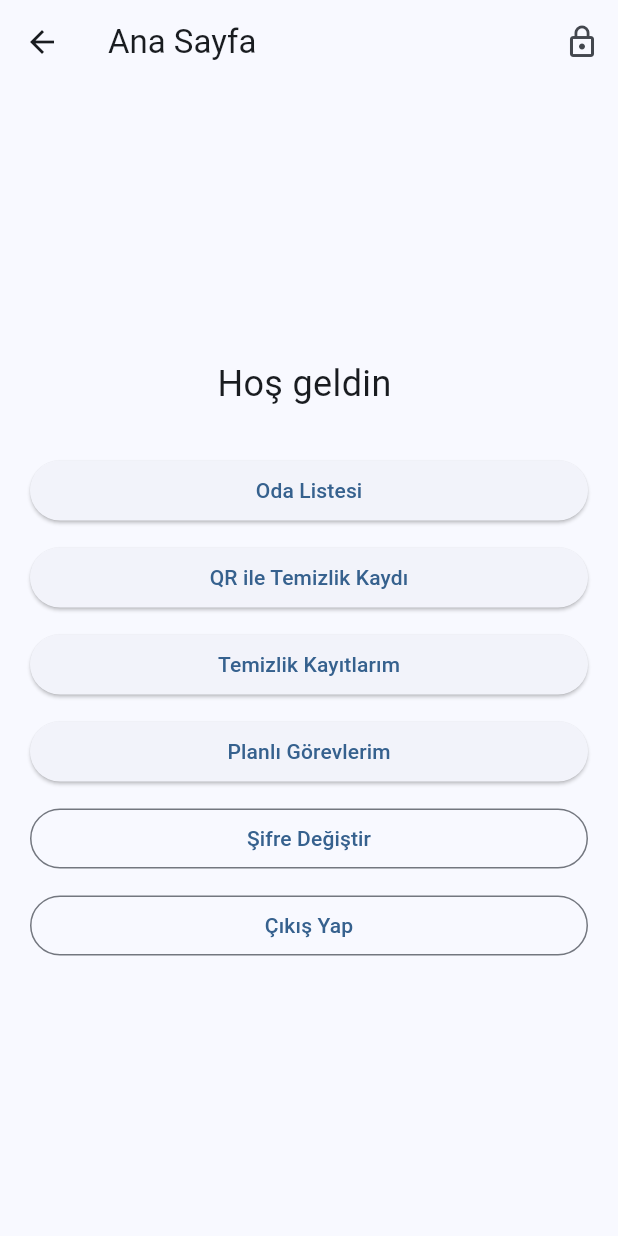
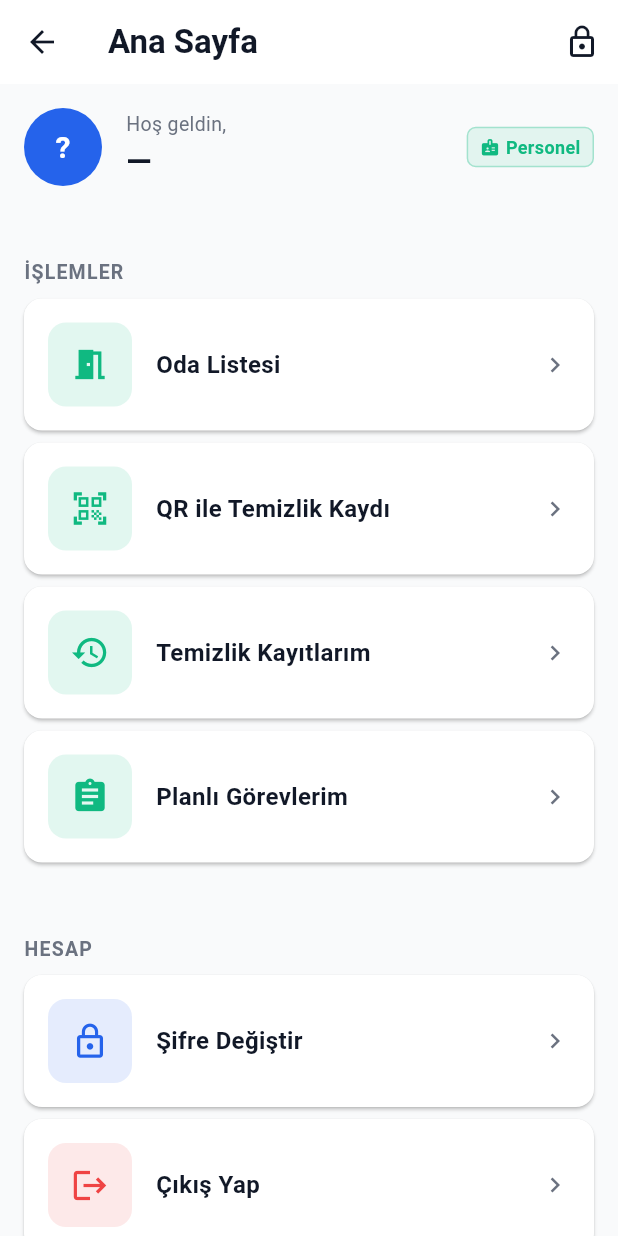
Before and after one commit to bahattinbober/university-cleaning-tracker, a Flutter app: the HomeScreen screen opened by its route, on a phone screen of 412 x 824 dp. Run offline on Flutter 3.47's test engine with Material 3 defaults, Android fonts, the phone set to English and light mode, and no system bars; our stand-ins replace image_picker, shared_preferences; missing offline and left inert: mobile_scanner; accounts and stored records are empty.

Commit message:
feat(ui): add design system and redesign home screen with menu cards

```diff
--- a/frontend/lib/main.dart
+++ b/frontend/lib/main.dart
@@ -1,4 +1,5 @@
 import 'package:flutter/material.dart';
+import 'theme/app_theme.dart';
 import 'screens/login_screen.dart';
 import 'screens/home_screen.dart';
 import 'screens/rooms_screen.dart';
@@ -42,7 +43,7 @@ class MyApp extends StatelessWidget {
         "/change-password": (context) => const ChangePasswordScreen(),
       },
 
-      theme: ThemeData(useMaterial3: true, colorSchemeSeed: Colors.blue),
+      theme: AppTheme.lightTheme,
     );
   }
 }
--- a/frontend/lib/screens/home_screen.dart
+++ b/frontend/lib/screens/home_screen.dart
@@ -1,17 +1,15 @@
 import 'package:flutter/material.dart';
 import 'package:shared_preferences/shared_preferences.dart';
+import '../theme/app_theme.dart';
+import '../widgets/menu_card.dart';
+import '../widgets/info_chip.dart';
 
 class HomeScreen extends StatelessWidget {
   const HomeScreen({super.key});
 
-  Future<String?> _getUserName() async {
+  Future<List<String?>> _loadUser() async {
     final prefs = await SharedPreferences.getInstance();
-    return prefs.getString("userName");
-  }
-
-  Future<String?> _getUserRole() async {
-    final prefs = await SharedPreferences.getInstance();
-    return prefs.getString("userRole");
+    return [prefs.getString('userName'), prefs.getString('userRole')];
   }
 
   Future<void> _logout(BuildContext context) async {
@@ -19,7 +17,6 @@ class HomeScreen extends StatelessWidget {
     await prefs.remove('token');
     await prefs.remove('userName');
     await prefs.remove('userRole');
-
     if (context.mounted) {
       Navigator.pushReplacementNamed(context, '/login');
     }
@@ -29,7 +26,7 @@ class HomeScreen extends StatelessWidget {
   Widget build(BuildContext context) {
     return Scaffold(
       appBar: AppBar(
-        title: const Text("Ana Sayfa"),
+        title: const Text('Ana Sayfa'),
         actions: [
           IconButton(
             icon: const Icon(Icons.lock_outline),
@@ -38,156 +35,180 @@ class HomeScreen extends StatelessWidget {
           ),
         ],
       ),
-      body: FutureBuilder(
-        future: Future.wait([_getUserName(), _getUserRole()]),
+      body: FutureBuilder<List<String?>>(
+        future: _loadUser(),
         builder: (context, snapshot) {
-          String name = "";
-          String role = "";
-
-          if (snapshot.hasData) {
-            name = snapshot.data![0] ?? "";
-            role = snapshot.data![1] ?? "";
-          }
-
+          final name = snapshot.data?[0] ?? '';
+          final role = snapshot.data?[1] ?? '';
           final isAdmin = role == 'admin';
 
-          return Center(
-            child: Padding(
-              padding: const EdgeInsets.all(20),
-              child: Column(
-                mainAxisSize: MainAxisSize.min,
-                children: [
-                  Text(
-                    "Hoş geldin $name",
-                    style: const TextStyle(fontSize: 24),
-                  ),
-                  const SizedBox(height: 30),
-
-                  // Oda listesi
-                  SizedBox(
-                    width: double.infinity,
-                    child: ElevatedButton(
-                      onPressed: () {
-                        Navigator.pushNamed(context, '/rooms');
-                      },
-                      child: const Text('Oda Listesi'),
-                    ),
-                  ),
-                  const SizedBox(height: 10),
-
-                  // QR ile temizlik (personel + admin)
-                  SizedBox(
-                    width: double.infinity,
-                    child: ElevatedButton(
-                      onPressed: () {
-                        Navigator.pushNamed(context, '/qr-cleaning');
-                      },
-                      child: const Text('QR ile Temizlik Kaydı'),
-                    ),
-                  ),
-                  const SizedBox(height: 10),
-
-                  // Kendi kayıtlarım
-                  SizedBox(
-                    width: double.infinity,
-                    child: ElevatedButton(
-                      onPressed: () {
-                        Navigator.pushNamed(context, '/my-cleanings');
-                      },
-                      child: const Text('Temizlik Kayıtlarım'),
-                    ),
-                  ),
-                  const SizedBox(height: 10),
-                  SizedBox(
-                    width: double.infinity,
-                    child: ElevatedButton(
-                      onPressed: () {
-                        Navigator.pushNamed(context, '/my-scheduled-tasks');
-                      },
-                      child: const Text('Planlı Görevlerim'),
-                    ),
-                  ),
-                  const SizedBox(height: 10),
-
-                  // SADECE ADMIN butonları
-                  if (isAdmin) ...[
-                    SizedBox(
-                      width: double.infinity,
-                  child: ElevatedButton(
-                    onPressed: () {
-                       Navigator.pushNamed(context, '/admin-scheduled-task');
-                   },
-                            child: const Text('Planlı Görev Oluştur'),
-                      ),
-                       ),
-                     const SizedBox(height: 10),
-                    SizedBox(
-                      width: double.infinity,
-                      child: ElevatedButton(
-                        onPressed: () {
-                          Navigator.pushNamed(context, '/admin-weekly-kpi');
-                        },
-                        child: const Text('Haftalık KPI Karşılaştırması'),
-                      ),
-                    ),
-                    const SizedBox(height: 10),
-                    SizedBox(
-                      width: double.infinity,
-                      child: ElevatedButton(
-                        onPressed: () {
-                          Navigator.pushNamed(context, '/admin-pending-users');
-                        },
-                        child: const Text('Onay Bekleyen Kullanıcılar'),
-                      ),
-                    ),
-                    const SizedBox(height: 10),
-                    SizedBox(
-                      width: double.infinity,
-                      child: ElevatedButton(
-                        onPressed: () {
-                          Navigator.pushNamed(context, '/admin-all-cleanings');
-                        },
-                        child: const Text('Tüm Temizlik Kayıtları (Admin)'),
-                      ),
-                    ),
-                    const SizedBox(height: 10),
-                    SizedBox(
-                      width: double.infinity,
-                      child: ElevatedButton(
-                        onPressed: () {
-                          Navigator.pushNamed(context, '/admin-users');
-                        },
-                        child: const Text('Tüm Kullanıcılar (Admin)'),
-                      ),
-                    ),
-                    const SizedBox(height: 10),
-                  ],
-
-                  // Şifre değiştir
-                  SizedBox(
-                    width: double.infinity,
-                    child: OutlinedButton(
-                      onPressed: () =>
-                          Navigator.pushNamed(context, '/change-password'),
-                      child: const Text('Şifre Değiştir'),
-                    ),
-                  ),
-                  const SizedBox(height: 10),
-
-                  // Çıkış
-                  SizedBox(
-                    width: double.infinity,
-                    child: OutlinedButton(
-                      onPressed: () => _logout(context),
-                      child: const Text('Çıkış Yap'),
-                    ),
-                  ),
-                ],
-              ),
+          return SingleChildScrollView(
+            padding: const EdgeInsets.all(AppSpacing.md),
+            child: Column(
+              crossAxisAlignment: CrossAxisAlignment.start,
+              children: [
+                _WelcomeHeader(name: name, isAdmin: isAdmin),
+                const SizedBox(height: AppSpacing.lg),
+                if (isAdmin) ..._adminSections(context) else ..._staffSections(context),
+                _sectionHeader('HESAP'),
+                MenuCard(
+                  title: 'Şifre Değiştir',
+                  icon: Icons.lock_outline,
+                  color: AppColors.primary,
+                  onTap: () => Navigator.pushNamed(context, '/change-password'),
+                ),
+                const SizedBox(height: AppSpacing.sm),
+                MenuCard(
+                  title: 'Çıkış Yap',
+                  icon: Icons.logout,
+                  color: AppColors.error,
+                  onTap: () => _logout(context),
+                ),
+                const SizedBox(height: AppSpacing.md),
+              ],
             ),
           );
         },
       ),
     );
   }
+
+  List<Widget> _adminSections(BuildContext context) => [
+        _sectionHeader('YÖNETİM'),
+        MenuCard(
+          title: 'Onay Bekleyen Kullanıcılar',
+          icon: Icons.pending_actions,
+          color: AppColors.adminAccent,
+          subtitle: 'Yeni kayıtları onayla',
+          onTap: () => Navigator.pushNamed(context, '/admin-pending-users'),
+        ),
+        const SizedBox(height: AppSpacing.sm),
+        MenuCard(
+          title: 'Tüm Kullanıcılar',
+          icon: Icons.people,
+          color: AppColors.adminAccent,
+          onTap: () => Navigator.pushNamed(context, '/admin-users'),
+        ),
+        const SizedBox(height: AppSpacing.sm),
+        MenuCard(
+          title: 'Tüm Temizlik Kayıtları',
+          icon: Icons.cleaning_services,
+          color: AppColors.adminAccent,
+          onTap: () => Navigator.pushNamed(context, '/admin-all-cleanings'),
+        ),
+        const SizedBox(height: AppSpacing.sm),
+        MenuCard(
+          title: 'Haftalık KPI',
+          icon: Icons.bar_chart,
+          color: AppColors.adminAccent,
+          subtitle: 'Personel performansı',
+          onTap: () => Navigator.pushNamed(context, '/admin-weekly-kpi'),
+        ),
+        const SizedBox(height: AppSpacing.sm),
+        MenuCard(
+          title: 'Planlı Görev Oluştur',
+          icon: Icons.add_task,
+          color: AppColors.adminAccent,
+          onTap: () => Navigator.pushNamed(context, '/admin-scheduled-task'),
+        ),
+        const SizedBox(height: AppSpacing.lg),
+        _sectionHeader('PERSONEL İŞLEMLERİ'),
+        ..._staffCards(context),
+        const SizedBox(height: AppSpacing.lg),
+      ];
+
+  List<Widget> _staffSections(BuildContext context) => [
+        _sectionHeader('İŞLEMLER'),
+        ..._staffCards(context),
+        const SizedBox(height: AppSpacing.lg),
+      ];
+
+  List<Widget> _staffCards(BuildContext context) => [
+        MenuCard(
+          title: 'Oda Listesi',
+          icon: Icons.meeting_room,
+          color: AppColors.staffAccent,
+          onTap: () => Navigator.pushNamed(context, '/rooms'),
+        ),
+        const SizedBox(height: AppSpacing.sm),
+        MenuCard(
+          title: 'QR ile Temizlik Kaydı',
+          icon: Icons.qr_code_scanner,
+          color: AppColors.staffAccent,
+          onTap: () => Navigator.pushNamed(context, '/qr-cleaning'),
+        ),
+        const SizedBox(height: AppSpacing.sm),
+        MenuCard(
+          title: 'Temizlik Kayıtlarım',
+          icon: Icons.history,
+          color: AppColors.staffAccent,
+          onTap: () => Navigator.pushNamed(context, '/my-cleanings'),
+        ),
+        const SizedBox(height: AppSpacing.sm),
+        MenuCard(
+          title: 'Planlı Görevlerim',
+          icon: Icons.assignment,
+          color: AppColors.staffAccent,
+          onTap: () => Navigator.pushNamed(context, '/my-scheduled-tasks'),
+        ),
+      ];
+
+  Widget _sectionHeader(String label) => Padding(
+        padding: const EdgeInsets.only(top: AppSpacing.lg, bottom: AppSpacing.sm),
+        child: Text(
+          label,
+          style: AppTextStyles.caption.copyWith(
+            fontWeight: FontWeight.bold,
+            letterSpacing: 0.8,
+          ),
+        ),
+      );
 }
+
+class _WelcomeHeader extends StatelessWidget {
+  final String name;
+  final bool isAdmin;
+
+  const _WelcomeHeader({required this.name, required this.isAdmin});
+
+  @override
+  Widget build(BuildContext context) {
+    final initial = name.isNotEmpty ? name[0].toUpperCase() : '?';
+
+    return Row(
+      children: [
+        CircleAvatar(
+          radius: 26,
+          backgroundColor: AppColors.primary,
+          child: Text(
+            initial,
+            style: const TextStyle(
+              color: Colors.white,
+              fontSize: 20,
+              fontWeight: FontWeight.bold,
+            ),
+          ),
+        ),
+        const SizedBox(width: AppSpacing.md),
+        Expanded(
+          child: Column(
+            crossAxisAlignment: CrossAxisAlignment.start,
+            children: [
+              const Text('Hoş geldin,', style: AppTextStyles.caption),
+              Text(
+                name.isNotEmpty ? name : '—',
+                style: AppTextStyles.heading2,
+                overflow: TextOverflow.ellipsis,
+              ),
+            ],
+          ),
+        ),
+        InfoChip(
+          label: isAdmin ? 'Yönetici' : 'Personel',
+          color: isAdmin ? AppColors.adminAccent : AppColors.staffAccent,
+          icon: isAdmin ? Icons.admin_panel_settings : Icons.badge,
+        ),
+      ],
+    );
+  }
+}
--- /dev/null
+++ b/frontend/lib/theme/app_theme.dart
@@ -0,0 +1,147 @@
+import 'package:flutter/material.dart';
+
+class AppColors {
+  AppColors._();
+
+  static const Color primary = Color(0xFF2563EB);
+  static const Color primaryLight = Color(0xFF93C5FD);
+  static const Color adminAccent = Color(0xFF7C3AED);
+  static const Color staffAccent = Color(0xFF10B981);
+  static const Color background = Color(0xFFF9FAFB);
+  static const Color surface = Colors.white;
+  static const Color textPrimary = Color(0xFF111827);
+  static const Color textSecondary = Color(0xFF6B7280);
+  static const Color error = Color(0xFFEF4444);
+  static const Color success = Color(0xFF10B981);
+  static const Color warning = Color(0xFFF59E0B);
+}
+
+class AppTextStyles {
+  AppTextStyles._();
+
+  static const TextStyle heading1 = TextStyle(
+    fontSize: 28,
+    fontWeight: FontWeight.bold,
+    color: AppColors.textPrimary,
+  );
+
+  static const TextStyle heading2 = TextStyle(
+    fontSize: 22,
+    fontWeight: FontWeight.w600,
+    color: AppColors.textPrimary,
+  );
+
+  static const TextStyle body = TextStyle(
+    fontSize: 16,
+    fontWeight: FontWeight.normal,
+    color: AppColors.textPrimary,
+  );
+
+  static const TextStyle caption = TextStyle(
+    fontSize: 13,
+    fontWeight: FontWeight.normal,
+    color: AppColors.textSecondary,
+  );
+}
+
+class AppSpacing {
+  AppSpacing._();
+
+  static const double xs = 4;
+  static const double sm = 8;
+  static const double md = 16;
+  static const double lg = 24;
+  static const double xl = 32;
+}
+
+class AppTheme {
+  AppTheme._();
+
+  static ThemeData get lightTheme => ThemeData(
+        useMaterial3: true,
+        colorScheme: ColorScheme.fromSeed(
+          seedColor: AppColors.primary,
+          brightness: Brightness.light,
+          surface: AppColors.surface,
+          error: AppColors.error,
+        ),
+        scaffoldBackgroundColor: AppColors.background,
+        cardTheme: CardThemeData(
+          color: AppColors.surface,
+          elevation: 1,
+          shape: RoundedRectangleBorder(
+            borderRadius: BorderRadius.circular(12),
+          ),
+          margin: EdgeInsets.zero,
+        ),
+        appBarTheme: const AppBarTheme(
+          backgroundColor: AppColors.surface,
+          foregroundColor: AppColors.textPrimary,
+          elevation: 0,
+          scrolledUnderElevation: 1,
+          centerTitle: false,
+          titleTextStyle: AppTextStyles.heading2,
+        ),
+        elevatedButtonTheme: ElevatedButtonThemeData(
+          style: ElevatedButton.styleFrom(
+            backgroundColor: AppColors.primary,
+            foregroundColor: AppColors.surface,
+            elevation: 0,
+            padding: const EdgeInsets.symmetric(
+              horizontal: AppSpacing.lg,
+              vertical: AppSpacing.md,
+            ),
+            shape: RoundedRectangleBorder(
+              borderRadius: BorderRadius.circular(10),
+            ),
+            textStyle: const TextStyle(
+              fontSize: 16,
+              fontWeight: FontWeight.w600,
+            ),
+          ),
+        ),
+        outlinedButtonTheme: OutlinedButtonThemeData(
+          style: OutlinedButton.styleFrom(
+            foregroundColor: AppColors.primary,
+            side: const BorderSide(color: AppColors.primary),
+            padding: const EdgeInsets.symmetric(
+              horizontal: AppSpacing.lg,
+              vertical: AppSpacing.md,
+            ),
+            shape: RoundedRectangleBorder(
+              borderRadius: BorderRadius.circular(10),
+            ),
+          ),
+        ),
+        inputDecorationTheme: InputDecorationTheme(
+          filled: true,
+          fillColor: AppColors.surface,
+          contentPadding: const EdgeInsets.symmetric(
+            horizontal: AppSpacing.md,
+            vertical: AppSpacing.md,
+          ),
+          border: OutlineInputBorder(
+            borderRadius: BorderRadius.circular(10),
+            borderSide: const BorderSide(color: Color(0xFFE5E7EB)),
+          ),
+          enabledBorder: OutlineInputBorder(
+            borderRadius: BorderRadius.circular(10),
+            borderSide: const BorderSide(color: Color(0xFFE5E7EB)),
+          ),
+          focusedBorder: OutlineInputBorder(
+            borderRadius: BorderRadius.circular(10),
+            borderSide: const BorderSide(color: AppColors.primary, width: 2),
+          ),
+          errorBorder: OutlineInputBorder(
+            borderRadius: BorderRadius.circular(10),
+            borderSide: const BorderSide(color: AppColors.error),
+          ),
+          labelStyle: AppTextStyles.caption,
+        ),
+        dividerTheme: const DividerThemeData(
+          color: Color(0xFFE5E7EB),
+          thickness: 1,
+          space: 1,
+        ),
+      );
+}
--- /dev/null
+++ b/frontend/lib/widgets/empty_state.dart
@@ -0,0 +1,52 @@
+import 'package:flutter/material.dart';
+import '../theme/app_theme.dart';
+
+class EmptyState extends StatelessWidget {
+  final IconData icon;
+  final String title;
+  final String message;
+  final Widget? action;
+
+  const EmptyState({
+    super.key,
+    required this.icon,
+    required this.title,
+    required this.message,
+    this.action,
+  });
+
+  @override
+  Widget build(BuildContext context) {
+    return Center(
+      child: Padding(
+        padding: const EdgeInsets.all(AppSpacing.xl),
+        child: Column(
+          mainAxisSize: MainAxisSize.min,
+          children: [
+            Container(
+              width: 80,
+              height: 80,
+              decoration: BoxDecoration(
+                color: AppColors.textSecondary.withValues(alpha: 0.08),
+                shape: BoxShape.circle,
+              ),
+              child: Icon(icon, size: 40, color: AppColors.textSecondary),
+            ),
+            const SizedBox(height: AppSpacing.md),
+            Text(title, style: AppTextStyles.heading2, textAlign: TextAlign.center),
+            const SizedBox(height: AppSpacing.sm),
+            Text(
+              message,
+              style: AppTextStyles.caption,
+              textAlign: TextAlign.center,
+            ),
+            if (action != null) ...[
+              const SizedBox(height: AppSpacing.lg),
+              action!,
+            ],
+          ],
+        ),
+      ),
+    );
+  }
+}
--- /dev/null
+++ b/frontend/lib/widgets/info_chip.dart
@@ -0,0 +1,47 @@
+import 'package:flutter/material.dart';
+import '../theme/app_theme.dart';
+
+class InfoChip extends StatelessWidget {
+  final String label;
+  final Color color;
+  final IconData? icon;
+
+  const InfoChip({
+    super.key,
+    required this.label,
+    required this.color,
+    this.icon,
+  });
+
+  @override
+  Widget build(BuildContext context) {
+    return Container(
+      padding: const EdgeInsets.symmetric(
+        horizontal: AppSpacing.sm,
+        vertical: AppSpacing.xs,
+      ),
+      decoration: BoxDecoration(
+        color: color.withValues(alpha: 0.1),
+        borderRadius: BorderRadius.circular(6),
+        border: Border.all(color: color.withValues(alpha: 0.3)),
+      ),
+      child: Row(
+        mainAxisSize: MainAxisSize.min,
+        children: [
+          if (icon != null) ...[
+            Icon(icon, size: 13, color: color),
+            const SizedBox(width: AppSpacing.xs),
+          ],
+          Text(
+            label,
+            style: TextStyle(
+              fontSize: 12,
+              fontWeight: FontWeight.w600,
+              color: color,
+            ),
+          ),
+        ],
+      ),
+    );
+  }
+}
--- /dev/null
+++ b/frontend/lib/widgets/menu_card.dart
@@ -0,0 +1,61 @@
+import 'package:flutter/material.dart';
+import '../theme/app_theme.dart';
+
+class MenuCard extends StatelessWidget {
+  final String title;
+  final IconData icon;
+  final Color color;
+  final VoidCallback onTap;
+  final String? subtitle;
+
+  const MenuCard({
+    super.key,
+    required this.title,
+    required this.icon,
+    required this.color,
+    required this.onTap,
+    this.subtitle,
+  });
+
+  @override
+  Widget build(BuildContext context) {
+    return Card(
+      child: InkWell(
+        onTap: onTap,
+        borderRadius: BorderRadius.circular(12),
+        child: Padding(
+          padding: const EdgeInsets.all(AppSpacing.md),
+          child: Row(
+            children: [
+              Container(
+                width: 56,
+                height: 56,
+                decoration: BoxDecoration(
+                  color: color.withValues(alpha: 0.12),
+                  borderRadius: BorderRadius.circular(12),
+                ),
+                child: Icon(icon, color: color, size: 26),
+              ),
+              const SizedBox(width: AppSpacing.md),
+              Expanded(
+                child: Column(
+                  crossAxisAlignment: CrossAxisAlignment.start,
+                  mainAxisSize: MainAxisSize.min,
+                  children: [
+                    Text(title, style: AppTextStyles.body.copyWith(fontWeight: FontWeight.w600)),
+                    if (subtitle != null) ...[
+                      const SizedBox(height: AppSpacing.xs),
+                      Text(subtitle!, style: AppTextStyles.caption),
+                    ],
+                  ],
+                ),
+              ),
+              const SizedBox(width: AppSpacing.sm),
+              Icon(Icons.chevron_right, color: AppColors.textSecondary, size: 20),
+            ],
+          ),
+        ),
+      ),
+    );
+  }
+}
```
